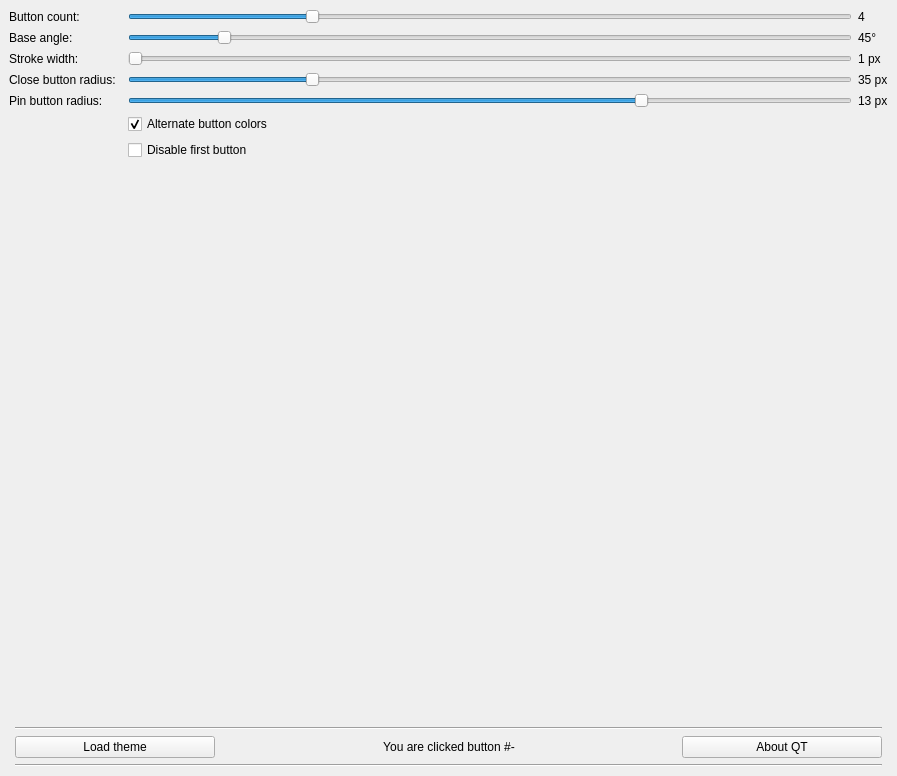
This is MainWindow.ui in AceOfSnakes/piemenu-qt as Qt 5 draws it before an edit. The edited form follows.
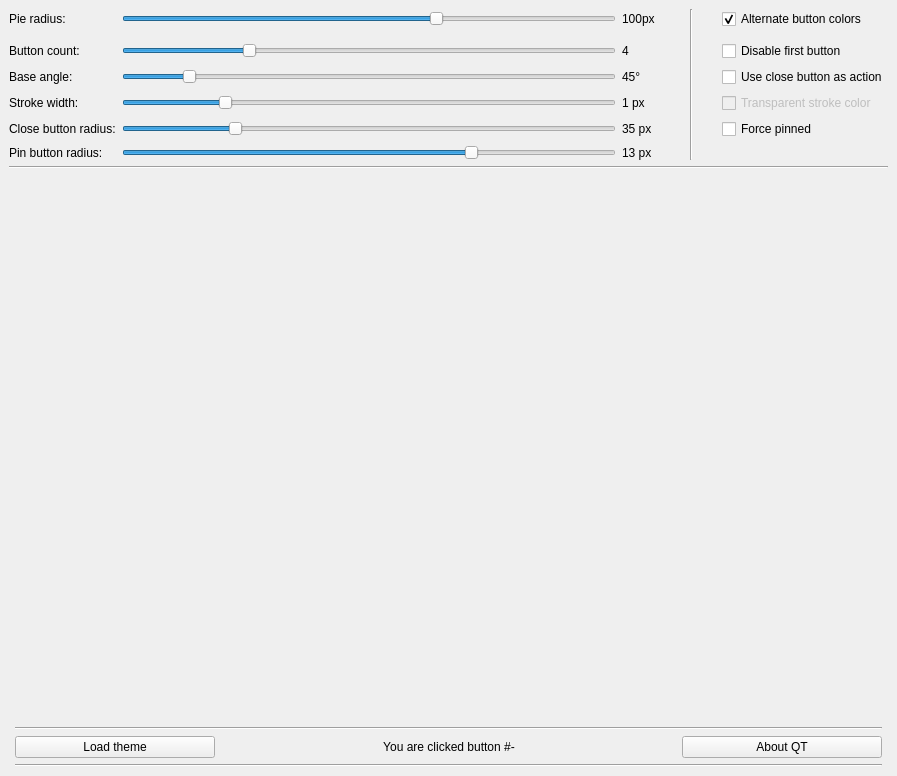
This is the edited form. Icons and pictures are not drawn.

Patch:
```diff
--- a/MainWindow.ui
+++ b/MainWindow.ui
@@ -31,50 +31,93 @@
   </property>
   <widget class="QWidget" name="centralwidget">
    <layout class="QGridLayout" name="gridLayout">
-    <item row="3" column="3">
+    <item row="6" column="0">
+     <widget class="QLabel" name="label_6">
+      <property name="text">
+       <string>Pin button radius:</string>
+      </property>
+     </widget>
+    </item>
+    <item row="4" column="6">
+     <widget class="QCheckBox" name="transparent">
+      <property name="enabled">
+       <bool>false</bool>
+      </property>
+      <property name="text">
+       <string>Transparent stroke color</string>
+      </property>
+     </widget>
+    </item>
+    <item row="0" column="0">
+     <widget class="QLabel" name="label_7">
+      <property name="text">
+       <string>Pie radius:</string>
+      </property>
+     </widget>
+    </item>
+    <item row="0" column="3">
+     <spacer name="horizontalSpacer_4">
+      <property name="orientation">
+       <enum>Qt::Horizontal</enum>
+      </property>
+      <property name="sizeType">
+       <enum>QSizePolicy::Fixed</enum>
+      </property>
+      <property name="sizeHint" stdset="0">
+       <size>
+        <width>20</width>
+        <height>20</height>
+       </size>
+      </property>
+     </spacer>
+    </item>
+    <item row="0" column="5">
+     <spacer name="horizontalSpacer_3">
+      <property name="orientation">
+       <enum>Qt::Horizontal</enum>
+      </property>
+      <property name="sizeType">
+       <enum>QSizePolicy::Fixed</enum>
+      </property>
+      <property name="sizeHint" stdset="0">
+       <size>
+        <width>20</width>
+        <height>20</height>
+       </size>
+      </property>
+     </spacer>
+    </item>
+    <item row="5" column="2">
      <widget class="QLabel" name="close_button_radius_label">
       <property name="text">
        <string>35 px</string>
       </property>
+      <property name="alignment">
+       <set>Qt::AlignLeading|Qt::AlignLeft|Qt::AlignVCenter</set>
+      </property>
      </widget>
     </item>
-    <item row="4" column="3">
+    <item row="3" column="2">
+     <widget class="QLabel" name="base_angle_label">
+      <property name="text">
+       <string>45°</string>
+      </property>
+      <property name="alignment">
+       <set>Qt::AlignLeading|Qt::AlignLeft|Qt::AlignVCenter</set>
+      </property>
+     </widget>
+    </item>
+    <item row="6" column="2">
      <widget class="QLabel" name="pin_button_radius_label">
       <property name="text">
        <string>13 px</string>
       </property>
-     </widget>
-    </item>
-    <item row="4" column="0">
-     <widget class="QLabel" name="label_6">
-      <property name="text">
-       <string>Pin button radius:</string>
+      <property name="alignment">
+       <set>Qt::AlignLeading|Qt::AlignLeft|Qt::AlignVCenter</set>
       </property>
      </widget>
     </item>
-    <item row="0" column="2">
-     <widget class="QSlider" name="button_count_slider">
-      <property name="minimum">
-       <number>2</number>
-      </property>
-      <property name="maximum">
-       <number>10</number>
-      </property>
-      <property name="value">
-       <number>4</number>
-      </property>
-      <property name="orientation">
-       <enum>Qt::Horizontal</enum>
-      </property>
-      <property name="tickPosition">
-       <enum>QSlider::NoTicks</enum>
-      </property>
-      <property name="tickInterval">
-       <number>1</number>
-      </property>
-     </widget>
-    </item>
-    <item row="11" column="0" colspan="4">
+    <item row="19" column="0" colspan="7">
      <layout class="QGridLayout" name="gridLayout_2">
       <property name="leftMargin">
        <number>6</number>
@@ -175,14 +218,30 @@
       </item>
      </layout>
     </item>
-    <item row="1" column="3">
-     <widget class="QLabel" name="base_angle_label">
+    <item row="0" column="2">
+     <widget class="QLabel" name="pieRadiusLabel">
+      <property name="minimumSize">
+       <size>
+        <width>36</width>
+        <height>0</height>
+       </size>
+      </property>
       <property name="text">
-       <string>45°</string>
+       <string>100px</string>
       </property>
+      <property name="alignment">
+       <set>Qt::AlignLeading|Qt::AlignLeft|Qt::AlignVCenter</set>
+      </property>
      </widget>
     </item>
-    <item row="4" column="2">
+    <item row="3" column="6">
+     <widget class="QCheckBox" name="closeButtonAsAction">
+      <property name="text">
+       <string>Use close button as action</string>
+      </property>
+     </widget>
+    </item>
+    <item row="6" column="1">
      <widget class="QSlider" name="pin_radius_slider">
       <property name="minimum">
        <number>8</number>
@@ -204,28 +263,28 @@
       </property>
      </widget>
     </item>
-    <item row="3" column="0">
+    <item row="5" column="0">
      <widget class="QLabel" name="label_5">
       <property name="text">
        <string>Close button radius:</string>
       </property>
      </widget>
     </item>
-    <item row="7" column="2">
-     <widget class="QCheckBox" name="disable_button_checkbox">
+    <item row="2" column="0">
+     <widget class="QLabel" name="label_2">
       <property name="text">
-       <string>Disable first button</string>
+       <string>Button count:</string>
       </property>
      </widget>
     </item>
-    <item row="0" column="3">
-     <widget class="QLabel" name="button_count_label">
+    <item row="5" column="6">
+     <widget class="QCheckBox" name="removePinButton">
       <property name="text">
-       <string>4</string>
+       <string>Force pinned</string>
       </property>
      </widget>
     </item>
-    <item row="5" column="2">
+    <item row="0" column="6">
      <widget class="QCheckBox" name="alternate_colors_checkbox">
       <property name="text">
        <string>Alternate button colors</string>
@@ -235,55 +294,52 @@
       </property>
      </widget>
     </item>
-    <item row="2" column="3">
-     <widget class="QLabel" name="stroke_width_label">
+    <item row="7" column="0" colspan="7">
+     <widget class="Line" name="line_5">
+      <property name="orientation">
+       <enum>Qt::Horizontal</enum>
+      </property>
+     </widget>
+    </item>
+    <item row="2" column="6">
+     <widget class="QCheckBox" name="disable_button_checkbox">
       <property name="text">
-       <string>1 px</string>
+       <string>Disable first button</string>
       </property>
      </widget>
     </item>
     <item row="2" column="2">
-     <widget class="QSlider" name="stroke_width_slider">
-      <property name="minimum">
-       <number>1</number>
+     <widget class="QLabel" name="button_count_label">
+      <property name="text">
+       <string>4</string>
       </property>
-      <property name="maximum">
-       <number>5</number>
+      <property name="alignment">
+       <set>Qt::AlignLeading|Qt::AlignLeft|Qt::AlignVCenter</set>
       </property>
-      <property name="pageStep">
-       <number>1</number>
+     </widget>
+    </item>
+    <item row="4" column="0">
+     <widget class="QLabel" name="label_4">
+      <property name="text">
+       <string>Stroke width:</string>
       </property>
-      <property name="value">
-       <number>1</number>
-      </property>
-      <property name="orientation">
-       <enum>Qt::Horizontal</enum>
-      </property>
-      <property name="tickPosition">
-       <enum>QSlider::NoTicks</enum>
-      </property>
      </widget>
     </item>
-    <item row="3" column="2">
-     <widget class="QSlider" name="close_radius_slider">
-      <property name="minimum">
-       <number>20</number>
+    <item row="3" column="0">
+     <widget class="QLabel" name="label_3">
+      <property name="text">
+       <string>Base angle:</string>
       </property>
-      <property name="maximum">
-       <number>80</number>
-      </property>
-      <property name="value">
-       <number>35</number>
-      </property>
+     </widget>
+    </item>
+    <item row="0" column="4" rowspan="7" colspan="3">
+     <widget class="Line" name="line_4">
       <property name="orientation">
-       <enum>Qt::Horizontal</enum>
+       <enum>Qt::Vertical</enum>
       </property>
-      <property name="tickPosition">
-       <enum>QSlider::NoTicks</enum>
-      </property>
      </widget>
     </item>
-    <item row="1" column="2">
+    <item row="3" column="1">
      <widget class="QSlider" name="base_angle_slider">
       <property name="maximum">
        <number>360</number>
@@ -305,28 +361,106 @@
       </property>
      </widget>
     </item>
-    <item row="0" column="0">
-     <widget class="QLabel" name="label_2">
+    <item row="4" column="2">
+     <widget class="QLabel" name="stroke_width_label">
       <property name="text">
-       <string>Button count:</string>
+       <string>1 px</string>
       </property>
+      <property name="alignment">
+       <set>Qt::AlignLeading|Qt::AlignLeft|Qt::AlignVCenter</set>
+      </property>
      </widget>
     </item>
-    <item row="1" column="0">
-     <widget class="QLabel" name="label_3">
-      <property name="text">
-       <string>Base angle:</string>
+    <item row="0" column="1">
+     <widget class="QSlider" name="pieRadiusSlider">
+      <property name="minimum">
+       <number>50</number>
       </property>
+      <property name="maximum">
+       <number>128</number>
+      </property>
+      <property name="value">
+       <number>100</number>
+      </property>
+      <property name="orientation">
+       <enum>Qt::Horizontal</enum>
+      </property>
      </widget>
     </item>
-    <item row="2" column="0">
-     <widget class="QLabel" name="label_4">
-      <property name="text">
-       <string>Stroke width:</string>
+    <item row="5" column="1">
+     <widget class="QSlider" name="close_radius_slider">
+      <property name="minimum">
+       <number>20</number>
       </property>
+      <property name="maximum">
+       <number>65</number>
+      </property>
+      <property name="value">
+       <number>30</number>
+      </property>
+      <property name="sliderPosition">
+       <number>30</number>
+      </property>
+      <property name="orientation">
+       <enum>Qt::Horizontal</enum>
+      </property>
+      <property name="tickPosition">
+       <enum>QSlider::NoTicks</enum>
+      </property>
      </widget>
     </item>
-    <item row="8" column="2">
+    <item row="2" column="1">
+     <widget class="QSlider" name="button_count_slider">
+      <property name="minimum">
+       <number>2</number>
+      </property>
+      <property name="maximum">
+       <number>10</number>
+      </property>
+      <property name="value">
+       <number>4</number>
+      </property>
+      <property name="orientation">
+       <enum>Qt::Horizontal</enum>
+      </property>
+      <property name="tickPosition">
+       <enum>QSlider::NoTicks</enum>
+      </property>
+      <property name="tickInterval">
+       <number>1</number>
+      </property>
+     </widget>
+    </item>
+    <item row="4" column="1">
+     <widget class="QSlider" name="stroke_width_slider">
+      <property name="minimum">
+       <number>0</number>
+      </property>
+      <property name="maximum">
+       <number>5</number>
+      </property>
+      <property name="pageStep">
+       <number>1</number>
+      </property>
+      <property name="value">
+       <number>1</number>
+      </property>
+      <property name="orientation">
+       <enum>Qt::Horizontal</enum>
+      </property>
+      <property name="tickPosition">
+       <enum>QSlider::NoTicks</enum>
+      </property>
+     </widget>
+    </item>
+    <item row="8" column="0" colspan="2">
+     <widget class="Line" name="line_3">
+      <property name="orientation">
+       <enum>Qt::Vertical</enum>
+      </property>
+     </widget>
+    </item>
+    <item row="16" column="1">
      <spacer name="verticalSpacer">
       <property name="orientation">
        <enum>Qt::Vertical</enum>
```
